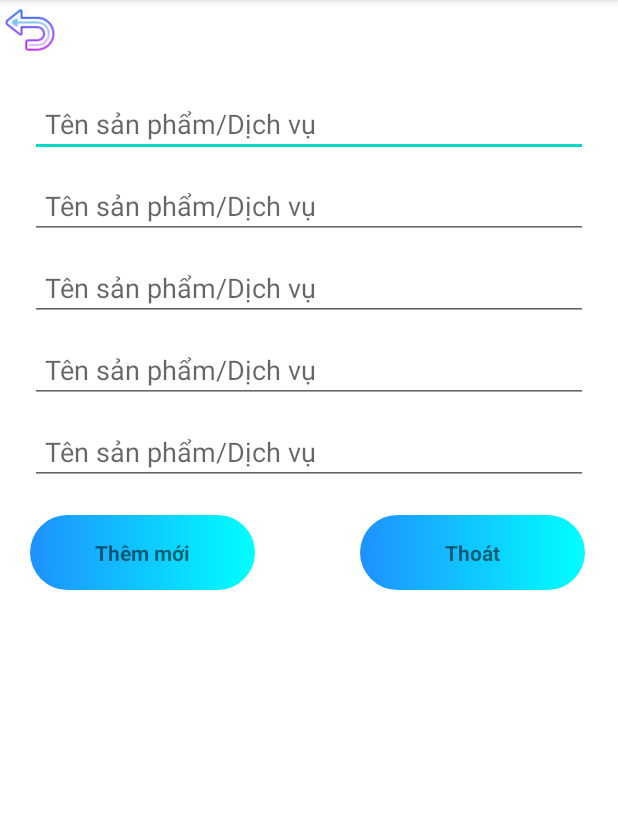
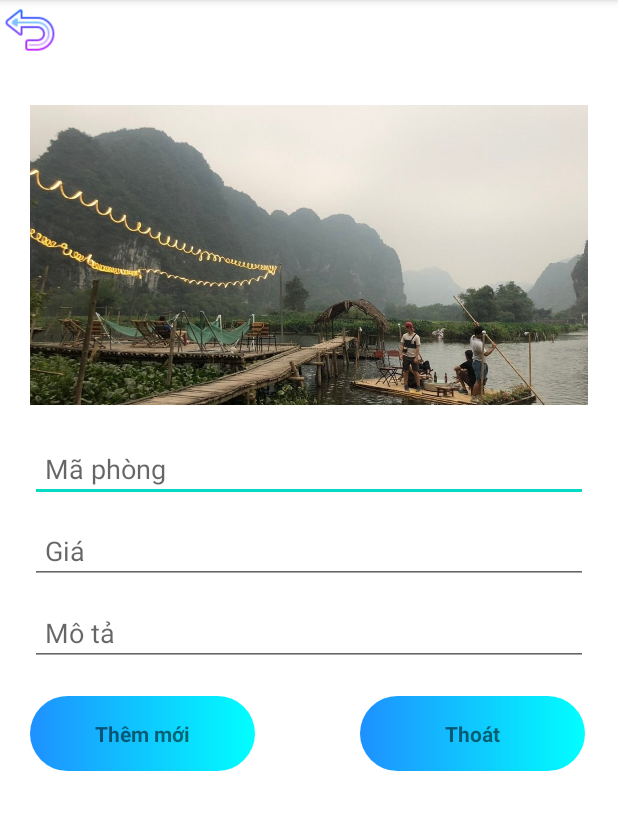
Before and after one commit to nguyenminhnhutdev/Booking_Hotel_Owner, an Android app: the ThemKhachSanPhong screen opened directly, with no data from a screen before it, on a phone screen of 412 x 824 dp, the part 84-914 px from its top. Run offline under Robolectric (Android 15) with nearby library versions, the phone set to English and light mode, and no system bars.

Commit message:
Thuan_Design

```diff
--- a/app/src/main/java/com/example/booking_hotel_owner/activity/ThemKhachSanPhong.java
+++ b/app/src/main/java/com/example/booking_hotel_owner/activity/ThemKhachSanPhong.java
@@ -5,17 +5,20 @@ import androidx.appcompat.app.AppCompatActivity;
 import android.os.Bundle;
 import android.view.View;
 import android.widget.ImageView;
+import android.widget.TextView;
 
 import com.example.booking_hotel_owner.R;
 
 public class ThemKhachSanPhong extends AppCompatActivity {
 
     ImageView btn_back;
+    TextView btn_thoat;
     @Override
     protected void onCreate(Bundle savedInstanceState) {
         super.onCreate(savedInstanceState);
         setContentView(R.layout.activity_them_khach_san_phong);
 
+        btn_thoat = findViewById(R.id.btn_thoat);
         btn_back = findViewById(R.id.btn_back);
 
         btn_back.setOnClickListener(new View.OnClickListener() {
@@ -24,5 +27,12 @@ public class ThemKhachSanPhong extends AppCompatActivity {
                 finish();
             }
         });
+
+        btn_thoat.setOnClickListener(new View.OnClickListener() {
+            @Override
+            public void onClick(View view) {
+                finish();
+            }
+        });
     }
 }
--- a/app/src/main/res/layout/activity_them_khach_san_phong.xml
+++ b/app/src/main/res/layout/activity_them_khach_san_phong.xml
@@ -20,15 +20,25 @@
         android:layout_height="match_parent"
         android:orientation="vertical">
 
+        <ImageView
+            android:id="@+id/img_capnhatimg"
+            android:layout_width="match_parent"
+            android:layout_height="200dp"
+            android:src="@drawable/viewhomestay6"
+            android:scaleType="centerCrop"
+            android:layout_marginLeft="20dp"
+            android:layout_marginRight="20dp"
+            android:layout_marginTop="20dp"/>
+
         <EditText
 
             android:layout_width="match_parent"
             android:layout_height="wrap_content"
             android:layout_marginLeft="20sp"
             android:layout_marginRight="20sp"
-            android:layout_marginTop="10dp"
+            android:layout_marginTop="20dp"
             android:padding="10dp"
-            android:hint="Tên sản phẩm/Dịch vụ"
+            android:hint="Mã phòng"
             android:textColor="#6E6969"/>
 
         <EditText
@@ -39,8 +49,10 @@
             android:layout_marginRight="20sp"
             android:layout_marginTop="10dp"
             android:padding="10dp"
-            android:hint="Tên sản phẩm/Dịch vụ"
+            android:hint="Giá"
             android:textColor="#6E6969"/>
+
+
         <EditText
 
             android:layout_width="match_parent"
@@ -49,27 +61,7 @@
             android:layout_marginRight="20sp"
             android:layout_marginTop="10dp"
             android:padding="10dp"
-            android:hint="Tên sản phẩm/Dịch vụ"
-            android:textColor="#6E6969"/>
-        <EditText
-
-            android:layout_width="match_parent"
-            android:layout_height="wrap_content"
-            android:layout_marginLeft="20sp"
-            android:layout_marginRight="20sp"
-            android:layout_marginTop="10dp"
-            android:padding="10dp"
-            android:hint="Tên sản phẩm/Dịch vụ"
-            android:textColor="#6E6969"/>
-        <EditText
-
-            android:layout_width="match_parent"
-            android:layout_height="wrap_content"
-            android:layout_marginLeft="20sp"
-            android:layout_marginRight="20sp"
-            android:layout_marginTop="10dp"
-            android:padding="10dp"
-            android:hint="Tên sản phẩm/Dịch vụ"
+            android:hint="Mô tả"
             android:textColor="#6E6969"/>
         <LinearLayout
             android:layout_width="match_parent"
@@ -85,6 +77,7 @@
                 android:layout_marginLeft="20dp"
                 android:background="@drawable/bg_button_login"/>
             <TextView
+                android:id="@+id/btn_thoat"
                 android:layout_width="150dp"
                 android:layout_height="50dp"
                 android:text="Thoát"
```
